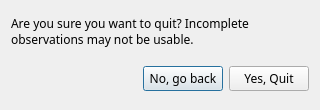
This is threepio/layouts/quit.ui in finnjames/verdant-shores as Qt 5 draws it before an edit. The edited form follows.
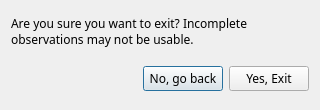
This is the edited form.

```diff
--- a/threepio/layouts/quit.ui
+++ b/threepio/layouts/quit.ui
@@ -22,7 +22,7 @@
       </font>
      </property>
      <property name="text">
-      <string>Are you sure you want to quit? Incomplete observations may not be usable.</string>
+      <string>Are you sure you want to exit? Incomplete observations may not be usable.</string>
      </property>
      <property name="alignment">
       <set>Qt::AlignLeading|Qt::AlignLeft|Qt::AlignVCenter</set>
@@ -68,7 +68,7 @@
          </font>
         </property>
         <property name="text">
-         <string>Yes, Quit</string>
+         <string>Yes, Exit</string>
         </property>
        </widget>
       </item>
```
Left out of the diff: 2 changed lines with no effect on the pictures.
